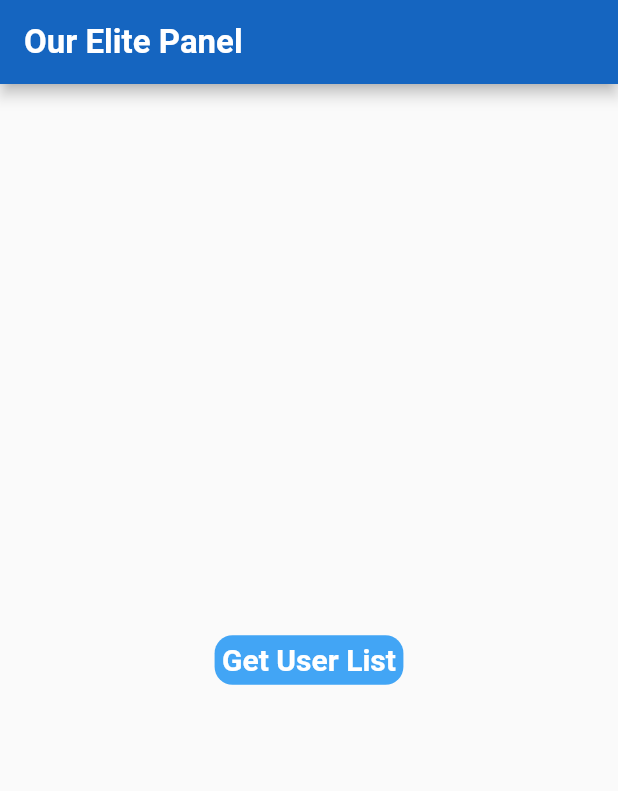
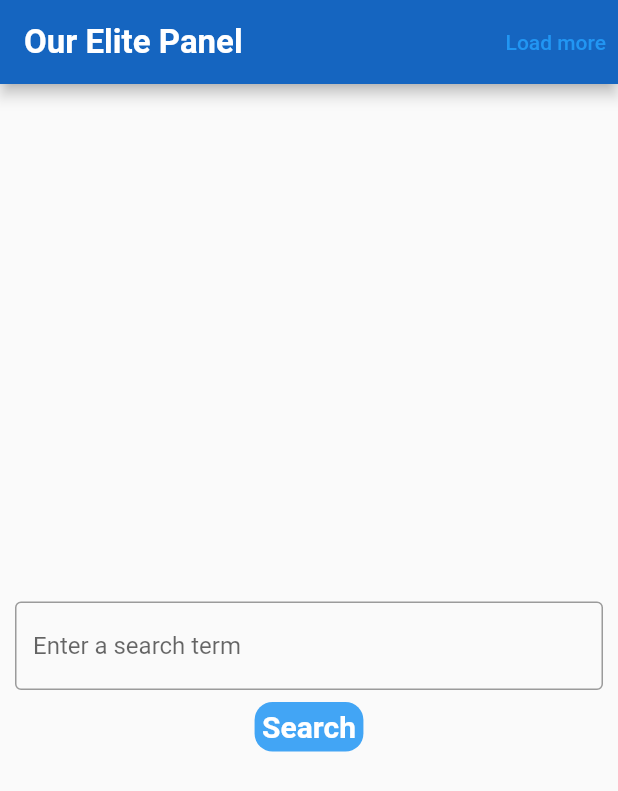
Before and after one commit to damithark/flutter_basic_http, a Flutter app: the screen it shows after launch, on a phone screen of 412 x 824 dp. Shown: the top 791 px of the screen. Run offline on Flutter 3.47's test engine with Material 2 defaults, Android fonts, the phone set to English and light mode, and no system bars.

Commit message:
Adding search bar and pagination (Disabled)

```diff
--- a/lib/main.dart
+++ b/lib/main.dart
@@ -21,13 +21,15 @@ class HomeScreen extends StatefulWidget {
 class _HomeScreenState extends State<HomeScreen> {
   var userList = [];
   bool isButtonVisible = true;
+  var pageNumber = 2;
 
   Future getData() async {
-    final url = Uri.parse('https://reqres.in/api/users?page=2');
+    final url = Uri.parse('https://reqres.in/api/users?page=$pageNumber');
     final response = await get(url);
     final userData = jsonDecode(response.body);
     setState(() {
-      userList = userData['data'];
+      // userList = userData['data'];
+      userList.addAll(userData['data']);
     });
   }
 
@@ -46,6 +48,14 @@ class _HomeScreenState extends State<HomeScreen> {
           style: TextStyle(fontSize: 22, fontWeight: FontWeight.bold),
         ),
         backgroundColor: Colors.blue.shade800,
+        actions: [
+          TextButton(
+              onPressed: () {
+                // pageNumber++;
+                getData();
+              },
+              child: const Text("Load more"))
+        ],
       ),
       body: Container(
         padding: const EdgeInsets.symmetric(horizontal: 10),
@@ -98,15 +108,20 @@ class _HomeScreenState extends State<HomeScreen> {
 
   Widget buildInitialView(BuildContext context) {
     return Center(
-      child: TextButton(
+      child: Column(
+        mainAxisAlignment: MainAxisAlignment.center,
+        children: [
+          const SizedBox(width: double.infinity, height: 30),
+          const TextField(
+            decoration: InputDecoration(
+              border: OutlineInputBorder(),
+              hintText: 'Enter a search term',
+            ),
+          ),
+          TextButton(
             onPressed: () {
               isButtonVisible = false;
-          Future.delayed(
-              const Duration(
-                seconds: 2,
-              ), () {
               getData();
-          });
             },
             child: Container(
               decoration: BoxDecoration(
@@ -117,11 +132,15 @@ class _HomeScreenState extends State<HomeScreen> {
               ),
               padding: const EdgeInsets.all(5),
               child: const Text(
-            'Get User List',
+                'Search',
                 style: TextStyle(
-                fontSize: 20, color: Colors.white, fontWeight: FontWeight.w700),
+                    fontSize: 20,
+                    color: Colors.white,
+                    fontWeight: FontWeight.w700),
               ),
             ),
+          ),
+        ],
       ),
     );
   }
```
Lines whose indentation alone changed are shown as unchanged.
